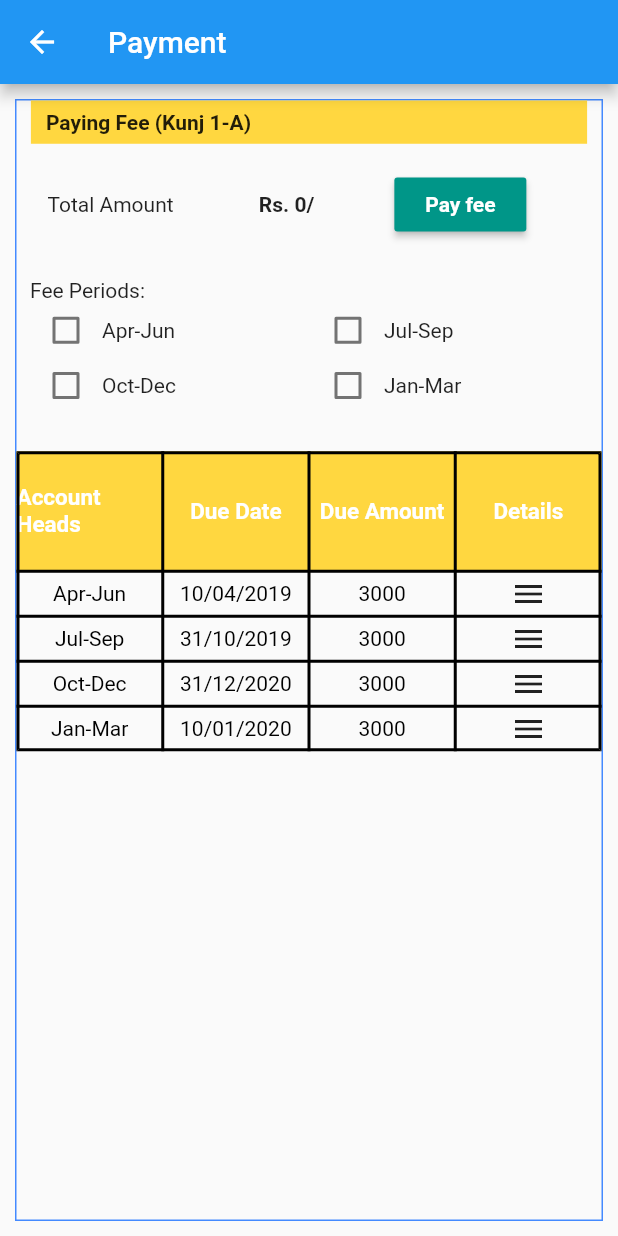
After one commit to kotdroidZero/flutter_getx, a Flutter app: the Payment screen opened by its route, on a phone screen of 412 x 824 dp. The commit adds this screen. Run offline on Flutter 3.47's test engine with Material 2 defaults, Android fonts, the phone set to English and light mode, and no system bars; our stand-ins replace get.

Commit message:
+ payment screen

```diff
--- a/lib/main.dart
+++ b/lib/main.dart
@@ -1,5 +1,6 @@
 import 'package:flutter/material.dart';
 import 'package:flutter_ap_getx/screens/next.dart';
+import 'package:flutter_ap_getx/screens/payment.dart';
 import 'package:flutter_ap_getx/screens/unknown.dart';
 import 'package:get/get.dart';
 
@@ -18,6 +19,7 @@ class MyApp extends StatelessWidget {
       defaultTransition: Transition.zoom,
       getPages: [
         GetPage(name: '/', page: () => MyApp()),
+        GetPage(name: '/payment', page: () => Payment()),
         GetPage(name: '/profile', page: () => Profile()),
         GetPage(
           name: '/next/:someValueYouWantToPass',
@@ -80,6 +82,12 @@ class MyApp extends StatelessWidget {
                   Get.toNamed('/profile?user=Pushkar&job=mobile Developer');
                 },
                 child: Text('Navigate to profile with Named Route'),
+              ),
+              RaisedButton(
+                onPressed: () {
+                  Get.toNamed('/payment');
+                },
+                child: Text('Navigate to payment with Named Route'),
               )
             ],
           ),
--- /dev/null
+++ b/lib/screens/payment.dart
@@ -0,0 +1,260 @@
+import 'package:flutter/material.dart';
+import 'package:get/get.dart';
+
+class Payment extends StatefulWidget {
+  @override
+  _PaymentState createState() => _PaymentState();
+}
+
+class _PaymentState extends State<Payment> {
+  //region Variables
+  int totalPrice = 0;
+  List<MonthModel> monthList = [
+    MonthModel(
+        isSelected: false,
+        monthPair: 'Apr-Jun',
+        price: 3000,
+        date: '10/04/2019'),
+    MonthModel(
+        isSelected: false,
+        monthPair: 'Jul-Sep',
+        price: 3000,
+        date: '31/10/2019'),
+    MonthModel(
+        isSelected: false,
+        monthPair: 'Oct-Dec',
+        price: 3000,
+        date: '31/12/2020'),
+    MonthModel(
+        isSelected: false,
+        monthPair: 'Jan-Mar',
+        price: 3000,
+        date: '10/01/2020'),
+  ];
+
+  //endregion
+
+  @override
+  Widget build(BuildContext context) {
+    return Scaffold(
+      appBar: AppBar(
+        title: Text(
+          'Payment',
+        ),
+      ),
+      body: Container(
+        height: Get.height,
+        width: Get.width,
+        margin: EdgeInsets.all(10),
+        decoration: BoxDecoration(
+          border: Border.all(color: Colors.blueAccent),
+        ),
+        child: SingleChildScrollView(
+          child: Column(
+            crossAxisAlignment: CrossAxisAlignment.start,
+            children: [
+              nameView(),
+              SizedBox(height: Get.height * 0.02),
+              totalAmountView(),
+              SizedBox(height: Get.height * 0.02),
+              feePeriodView(),
+              SizedBox(height: Get.height * 0.02),
+              tableView(),
+              SizedBox(height: Get.height * 0.02),
+            ],
+          ),
+        ),
+      ),
+    );
+  }
+
+  nameView() {
+    return Center(
+      child: Container(
+        padding: EdgeInsets.only(left: 10),
+        color: Colors.amberAccent,
+        width: Get.width * .9,
+        height: Get.height * 0.035,
+        child: Align(
+          alignment: Alignment.centerLeft,
+          child: Text(
+            "Paying Fee (Kunj 1-A)",
+            style: TextStyle(
+              fontWeight: FontWeight.bold,
+            ),
+            textAlign: TextAlign.justify,
+          ),
+        ),
+      ),
+    );
+  }
+
+  totalAmountView() {
+    return Container(
+      margin: EdgeInsets.only(left: Get.width * 0.025),
+      padding: EdgeInsets.only(left: Get.width * 0.025),
+      width: Get.width * 0.8,
+      child: Row(
+        mainAxisAlignment: MainAxisAlignment.spaceBetween,
+        children: [
+          Text(
+            "Total Amount",
+          ),
+          SizedBox(
+            width: 20,
+          ),
+          Text(
+            " Rs. $totalPrice/",
+            style: TextStyle(
+              fontWeight: FontWeight.bold,
+            ),
+          ),
+          SizedBox(
+            width: 20,
+          ),
+          RaisedButton(
+            color: Colors.teal,
+            onPressed: () {},
+            child: Text(
+              "Pay fee",
+              style: TextStyle(
+                color: Colors.white,
+                fontWeight: FontWeight.bold,
+              ),
+            ),
+          )
+        ],
+      ),
+    );
+  }
+
+  feePeriodView() {
+    return Container(
+      margin: EdgeInsets.all(9),
+      child: Column(
+        crossAxisAlignment: CrossAxisAlignment.start,
+        children: [
+          Text(
+            "Fee Periods:",
+          ),
+          GridView.builder(
+            itemCount: monthList.length,
+            shrinkWrap: true,
+            itemBuilder: (context, index) {
+              return monthViewItem(monthList[index]);
+            },
+            gridDelegate: SliverGridDelegateWithFixedCrossAxisCount(
+              crossAxisCount: 2,
+              childAspectRatio: 5,
+              crossAxisSpacing: 4,
+              mainAxisSpacing: 0,
+            ),
+          ),
+        ],
+      ),
+    );
+  }
+
+  monthViewItem(MonthModel model) {
+    return Row(
+      children: [
+        Checkbox(
+          value: model.isSelected,
+          onChanged: (val) {
+            setState(() {
+              model.isSelected = val;
+              if (val)
+                totalPrice += model.price;
+              else
+                totalPrice -= model.price;
+            });
+          },
+        ),
+        Text(model.monthPair),
+      ],
+    );
+  }
+
+  tableView() {
+    return Table(
+      // defaultColumnWidth: FixedColumnWidth(100.0),
+      border: TableBorder.all(
+          color: Colors.black, style: BorderStyle.solid, width: 2),
+      children: [
+        TableRow(children: [
+          tableCellText('Account Heads', true, null, false),
+          tableCellText('Due Date', true, null, false),
+          tableCellText('Due Amount', true, null, false),
+          tableCellText('Details', true, null, false),
+        ]),
+        monthRow(monthList[0]),
+        monthRow(monthList[1]),
+        monthRow(monthList[2]),
+        monthRow(monthList[3]),
+      ],
+    );
+  }
+
+  monthRow(MonthModel model) {
+    return TableRow(children: [
+      tableCellText(model.monthPair, false, null, false),
+      tableCellText(model.date, false, null, false),
+      tableCellText(model.price.toString(), false, null, false),
+      // ignore: missing_return
+      tableCellText('', false, () {
+        //todo open details here
+        print('Hi ${model.monthPair}');
+      }, true),
+    ]);
+  }
+
+  tableCellText(text, isHeader, Function onClick, needDetailClick) {
+    return TableCell(
+      child: Container(
+        width: isHeader ? 80 : 30,
+        height: isHeader ? 80 : 30,
+        color: isHeader ? Colors.amberAccent : Colors.transparent,
+        child: !isHeader && needDetailClick
+            ? GestureDetector(onTap: onClick, child: Icon(Icons.menu))
+            : Center(
+                child: Text(
+                  text,
+                  style: isHeader
+                      ? TextStyle(
+                          color: Colors.white,
+                          fontSize: 15,
+                          fontWeight: FontWeight.bold,
+                        )
+                      : TextStyle(
+                          color: Colors.black,
+                        ),
+                ),
+              ),
+      ),
+    );
+  }
+
+  calculatePrice() {
+    totalPrice = 0;
+    monthList.forEach((element) {
+      if (element.isSelected) {
+        setState(() {
+          totalPrice += element.price;
+        });
+      } else {
+        setState(() {
+          totalPrice -= element.price;
+        });
+      }
+    });
+  }
+}
+
+class MonthModel {
+  String monthPair;
+  int price;
+  bool isSelected;
+  String date;
+
+  MonthModel({this.isSelected, this.monthPair, this.price, this.date});
+}
```
